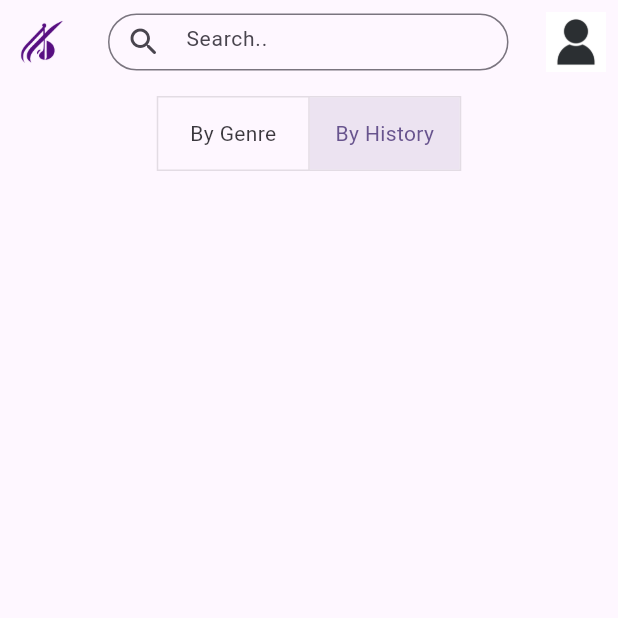
After one commit to RokasStadalius/Mellowde, a Flutter app: the RecommendedSongScreen screen opened directly, after a tap on "By History", on a phone screen of 412 x 824 dp, the top half of it. The commit adds this screen. Run offline on Flutter 3.47's test engine with Material 3 defaults, Android fonts, the phone set to English and light mode, and no system bars; our stand-ins replace audio_video_progress_bar, file_picker, flutter_rating_bar, image_picker, just_audio, permission_handler and 1 more; missing offline and left inert: mailer; accounts and stored records are empty; network calls fail.

Commit message:
rekomendacijos. Dedu i sona projekta jau atsibodo

```diff
--- /dev/null
+++ b/mellowde/lib/recommended_song_screen.dart
@@ -0,0 +1,210 @@
+import 'package:flutter/material.dart';
+import 'package:http/http.dart' as http;
+import 'dart:convert';
+import 'package:mellowde/main_screen_ui.dart';
+import 'package:mellowde/models/song.dart';
+import 'package:mellowde/models/user_info.dart';
+import 'package:mellowde/profile_details_ui.dart';
+import 'package:mellowde/song_component.dart';
+import 'package:mellowde/user_info_provider.dart';
+import 'package:provider/provider.dart';
+
+class RecommendedSongScreen extends StatefulWidget {
+  const RecommendedSongScreen({Key? key}) : super(key: key);
+
+  @override
+  State<RecommendedSongScreen> createState() => _RecommenedSongScreenState();
+}
+
+class _RecommenedSongScreenState extends State<RecommendedSongScreen> {
+  final List<Song> _songs = [];
+  final List<bool> _isSelected = [true, false];
+  bool _isLoading = false;
+  late UserInfo user_info;
+
+  @override
+  void initState() {
+    super.initState();
+    user_info = Provider.of<UserInfoProvider>(context, listen: false).userInfo!;
+    fetchRecommendedSongs();
+  }
+
+  Future<void> fetchRecommendedSongs() async {
+    try {
+      int userId = user_info.idUser;
+      String apiUrl =
+          'http://10.0.2.2/fetchrecommendedbygenre.php?user_id=$userId';
+
+      final response = await http.get(Uri.parse(apiUrl));
+
+      if (response.statusCode == 200) {
+        final List<dynamic> data = json.decode(response.body);
+        setState(() {
+          _songs.clear();
+          _songs.addAll(data.map((item) => Song.fromJson(item)).toList());
+          _isLoading = false;
+        });
+      } else {
+        print('Failed to load recommended songs');
+        setState(() {
+          _isLoading = false;
+        });
+      }
+    } catch (e) {
+      print('Error fetching recommended songs: $e');
+      setState(() {
+        _isLoading = false;
+      });
+    }
+  }
+
+  Future<void> fetchHistoryBasedSongs() async {
+    try {
+      int userId = user_info.idUser;
+      String apiUrl =
+          'http://10.0.2.2/fetchrecommendedbyhistory.php?user_id=$userId';
+
+      final response = await http.get(Uri.parse(apiUrl));
+
+      if (response.statusCode == 200) {
+        final List<dynamic> data = json.decode(response.body);
+        setState(() {
+          _songs.clear();
+          _songs.addAll(data.map((item) => Song.fromJson(item)).toList());
+          _isLoading = false;
+        });
+      } else {
+        print('Failed to load history-based songs');
+        setState(() {
+          _isLoading = false;
+        });
+      }
+    } catch (e) {
+      print('Error fetching history-based songs: $e');
+      setState(() {
+        _isLoading = false;
+      });
+    }
+  }
+
+  @override
+  Widget build(BuildContext context) {
+    return Scaffold(
+      appBar: AppBar(
+        actions: [
+          const SizedBox(width: 1),
+          IconButton(
+            icon: Image.asset("assets/usericon.jpg"),
+            onPressed: () {
+              Navigator.push(
+                context,
+                MaterialPageRoute(
+                  builder: (context) => const ProfileDetailsScreen(),
+                ),
+              );
+            },
+          ),
+        ],
+        leading: Padding(
+          padding: const EdgeInsets.all(5.0),
+          child: IconButton(
+            icon: Image.asset("assets/logo.png"),
+            onPressed: () {
+              Navigator.push(
+                context,
+                MaterialPageRoute(builder: (context) => const MainScreen()),
+              );
+            },
+          ),
+        ),
+        elevation: 0,
+        backgroundColor: const Color(0x00000000),
+        title: Center(
+          child: SizedBox(
+            height: 38,
+            width: 300,
+            child: TextField(
+              onChanged: (value) => onSearch(value),
+              decoration: InputDecoration(
+                prefixIcon: const Icon(Icons.search_rounded),
+                border: OutlineInputBorder(
+                  borderRadius: BorderRadius.circular(50),
+                  borderSide: const BorderSide(color: Colors.black45),
+                ),
+                hintStyle: const TextStyle(
+                  fontSize: 14,
+                ),
+                hintText: "Search..",
+              ),
+            ),
+          ),
+        ),
+      ),
+      body: Column(
+        children: [
+          Padding(
+            padding: const EdgeInsets.symmetric(horizontal: 16, vertical: 8),
+            child: ToggleButtons(
+              isSelected: _isSelected,
+              onPressed: (int index) {
+                setState(() {
+                  for (int buttonIndex = 0;
+                      buttonIndex < _isSelected.length;
+                      buttonIndex++) {
+                    if (buttonIndex == index) {
+                      _isSelected[buttonIndex] = true;
+                      if (index == 1) {
+                        // Fetch and update the history-based songs
+                        _songs.clear();
+                        fetchHistoryBasedSongs();
+                      } else {
+                        // Fetch and update the recommended songs
+                        _songs.clear();
+                        fetchRecommendedSongs();
+                      }
+                    } else {
+                      _isSelected[buttonIndex] = false;
+                    }
+                  }
+                });
+              },
+              children: [
+                Container(
+                  constraints: const BoxConstraints(minWidth: 100),
+                  child: const Text(
+                    'By Genre',
+                    textAlign: TextAlign.center,
+                  ),
+                ),
+                Container(
+                  constraints: const BoxConstraints(minWidth: 100),
+                  child: const Text(
+                    'By History',
+                    textAlign: TextAlign.center,
+                  ),
+                ),
+              ],
+            ),
+          ),
+          _isLoading
+              ? const Center(child: CircularProgressIndicator())
+              : Expanded(
+                  child: ListView.builder(
+                    padding: const EdgeInsets.only(right: 20, left: 20),
+                    itemCount: _songs.length,
+                    itemBuilder: (context, index) {
+                      return GestureDetector(
+                        child: SongComponent(song: _songs[index], type: "play"),
+                      );
+                    },
+                  ),
+                ),
+        ],
+      ),
+    );
+  }
+
+  onSearch(String prompt) {
+    // Implement search functionality if needed
+  }
+}
--- a/mellowde/pubspec.yaml
+++ b/mellowde/pubspec.yaml
@@ -40,6 +40,7 @@ dependencies:
   file_picker: ^5.1.0
   permission_handler: ^10.2.0
   intl: ^0.17.0
+  toggle_switch: ^2.0.0
 
   # The following adds the Cupertino Icons font to your application.
   # Use with the CupertinoIcons class for iOS style icons.
```
Also changed, not shown: mellowde/lib/album_component.dart (+0 -10 lines), mellowde/lib/main_screen_ui.dart (+22 -9 lines), htdocs/images/images.jpg (added), mellowde/pubspec.lock, 2 other files.
